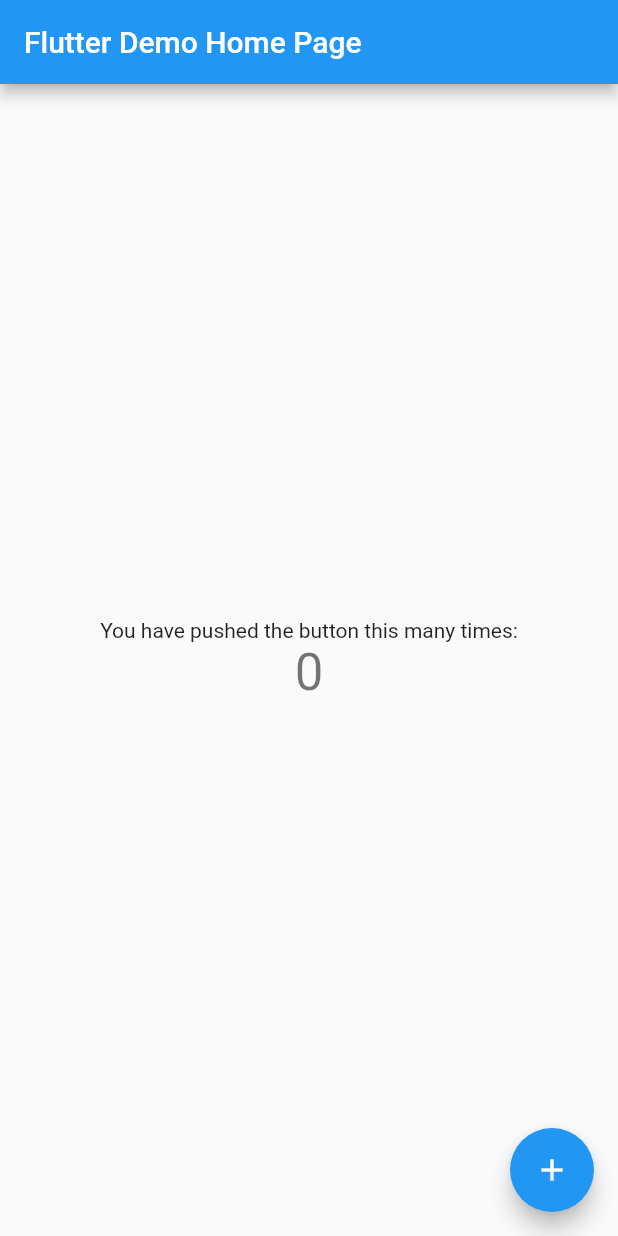
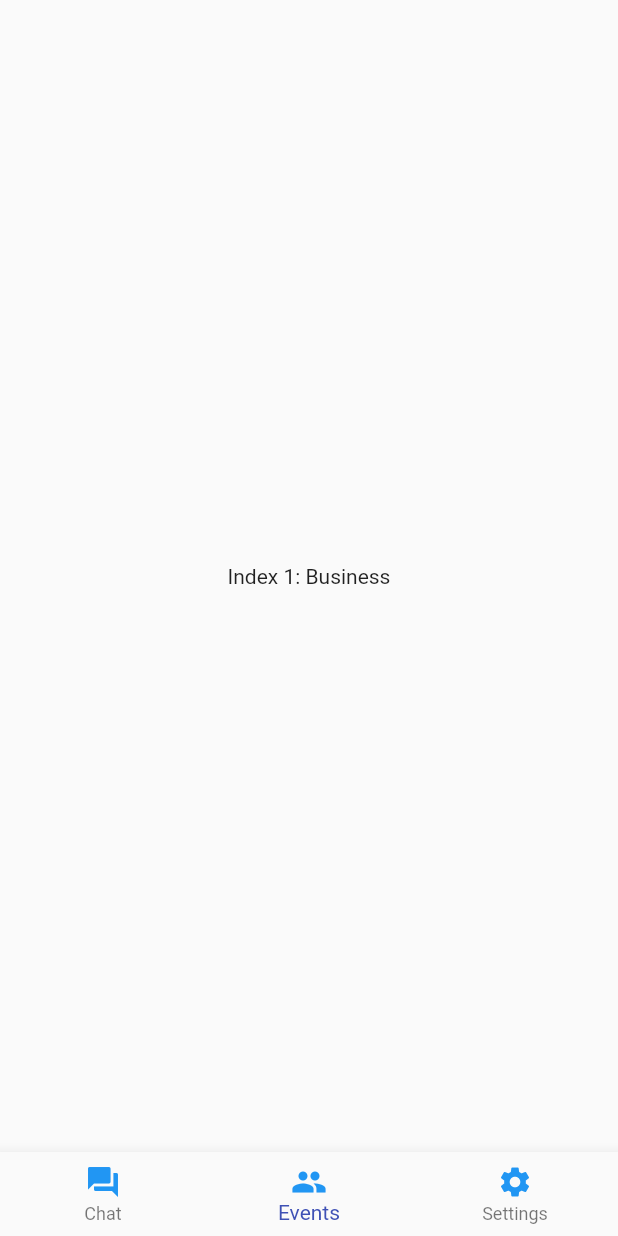
Before and after one commit to jhonatan247/my-community-app, a Flutter app: the screen it shows after launch, on a phone screen of 412 x 824 dp. Run offline on Flutter 3.47's test engine with Material 2 defaults, Android fonts, the phone set to English and light mode, and no system bars.

Commit message:
navigationBar included

```diff
--- a/lib/main.dart
+++ b/lib/main.dart
@@ -1,111 +1,17 @@
 import 'package:flutter/material.dart';
+import 'screens/MyHomePage.dart';
 
 void main() => runApp(MyApp());
 
 class MyApp extends StatelessWidget {
-  // This widget is the root of your application.
+
   @override
   Widget build(BuildContext context) {
     return MaterialApp(
-      title: 'Flutter Demo',
       theme: ThemeData(
-        // This is the theme of your application.
-        //
-        // Try running your application with "flutter run". You'll see the
-        // application has a blue toolbar. Then, without quitting the app, try
-        // changing the primarySwatch below to Colors.green and then invoke
-        // "hot reload" (press "r" in the console where you ran "flutter run",
-        // or simply save your changes to "hot reload" in a Flutter IDE).
-        // Notice that the counter didn't reset back to zero; the application
-        // is not restarted.
         primarySwatch: Colors.blue,
       ),
-      home: MyHomePage(title: 'Flutter Demo Home Page'),
+      home: MyHomePage(),
     );
   }
 }
-
-class MyHomePage extends StatefulWidget {
-  MyHomePage({Key key, this.title}) : super(key: key);
-
-  // This widget is the home page of your application. It is stateful, meaning
-  // that it has a State object (defined below) that contains fields that affect
-  // how it looks.
-
-  // This class is the configuration for the state. It holds the values (in this
-  // case the title) provided by the parent (in this case the App widget) and
-  // used by the build method of the State. Fields in a Widget subclass are
-  // always marked "final".
-
-  final String title;
-
-  @override
-  _MyHomePageState createState() => _MyHomePageState();
-}
-
-class _MyHomePageState extends State<MyHomePage> {
-  int _counter = 0;
-
-  void _incrementCounter() {
-    setState(() {
-      // This call to setState tells the Flutter framework that something has
-      // changed in this State, which causes it to rerun the build method below
-      // so that the display can reflect the updated values. If we changed
-      // _counter without calling setState(), then the build method would not be
-      // called again, and so nothing would appear to happen.
-      _counter++;
-    });
-  }
-
-  @override
-  Widget build(BuildContext context) {
-    // This method is rerun every time setState is called, for instance as done
-    // by the _incrementCounter method above.
-    //
-    // The Flutter framework has been optimized to make rerunning build methods
-    // fast, so that you can just rebuild anything that needs updating rather
-    // than having to individually change instances of widgets.
-    return Scaffold(
-      appBar: AppBar(
-        // Here we take the value from the MyHomePage object that was created by
-        // the App.build method, and use it to set our appbar title.
-        title: Text(widget.title),
-      ),
-      body: Center(
-        // Center is a layout widget. It takes a single child and positions it
-        // in the middle of the parent.
-        child: Column(
-          // Column is also layout widget. It takes a list of children and
-          // arranges them vertically. By default, it sizes itself to fit its
-          // children horizontally, and tries to be as tall as its parent.
-          //
-          // Invoke "debug painting" (press "p" in the console, choose the
-          // "Toggle Debug Paint" action from the Flutter Inspector in Android
-          // Studio, or the "Toggle Debug Paint" command in Visual Studio Code)
-          // to see the wireframe for each widget.
-          //
-          // Column has various properties to control how it sizes itself and
-          // how it positions its children. Here we use mainAxisAlignment to
-          // center the children vertically; the main axis here is the vertical
-          // axis because Columns are vertical (the cross axis would be
-          // horizontal).
-          mainAxisAlignment: MainAxisAlignment.center,
-          children: <Widget>[
-            Text(
-              'You have pushed the button this many times:',
-            ),
-            Text(
-              '$_counter',
-              style: Theme.of(context).textTheme.display1,
-            ),
-          ],
-        ),
-      ),
-      floatingActionButton: FloatingActionButton(
-        onPressed: _incrementCounter,
-        tooltip: 'Increment',
-        child: Icon(Icons.add),
-      ), // This trailing comma makes auto-formatting nicer for build methods.
-    );
-  }
-}
--- /dev/null
+++ b/lib/screens/MyHomePage.dart
@@ -0,0 +1,42 @@
+import 'package:flutter/material.dart';
+
+class MyHomePage extends StatefulWidget {
+  MyHomePage({Key key}) : super(key: key);
+
+  @override
+  _MyHomePageState createState() => _MyHomePageState();
+}
+
+class _MyHomePageState extends State<MyHomePage> {
+  int _selectedIndex = 1;
+  final _widgetOptions = [
+    Text('Index 0: Home'),
+    Text('Index 1: Business'),
+    Text('Index 2: School'),
+  ];
+
+  @override
+  Widget build(BuildContext context) {
+    return Scaffold(
+      body: Center(
+        child: _widgetOptions.elementAt(_selectedIndex),
+      ),
+      bottomNavigationBar: BottomNavigationBar(
+        items: <BottomNavigationBarItem>[
+          BottomNavigationBarItem(icon: Icon(Icons.question_answer, color: Colors.blue,), title: Text('Chat')),
+          BottomNavigationBarItem(icon: Icon(Icons.people, color: Colors.blue,), title: Text('Events')),
+          BottomNavigationBarItem(icon: Icon(Icons.settings, color: Colors.blue,), title: Text('Settings')),
+        ],
+        currentIndex: _selectedIndex,
+        fixedColor: Colors.indigo,
+        onTap: _onItemTapped,
+      ),
+    );
+  }
+
+  void _onItemTapped(int index) {
+    setState(() {
+      _selectedIndex = index;
+    });
+  }
+}
```
